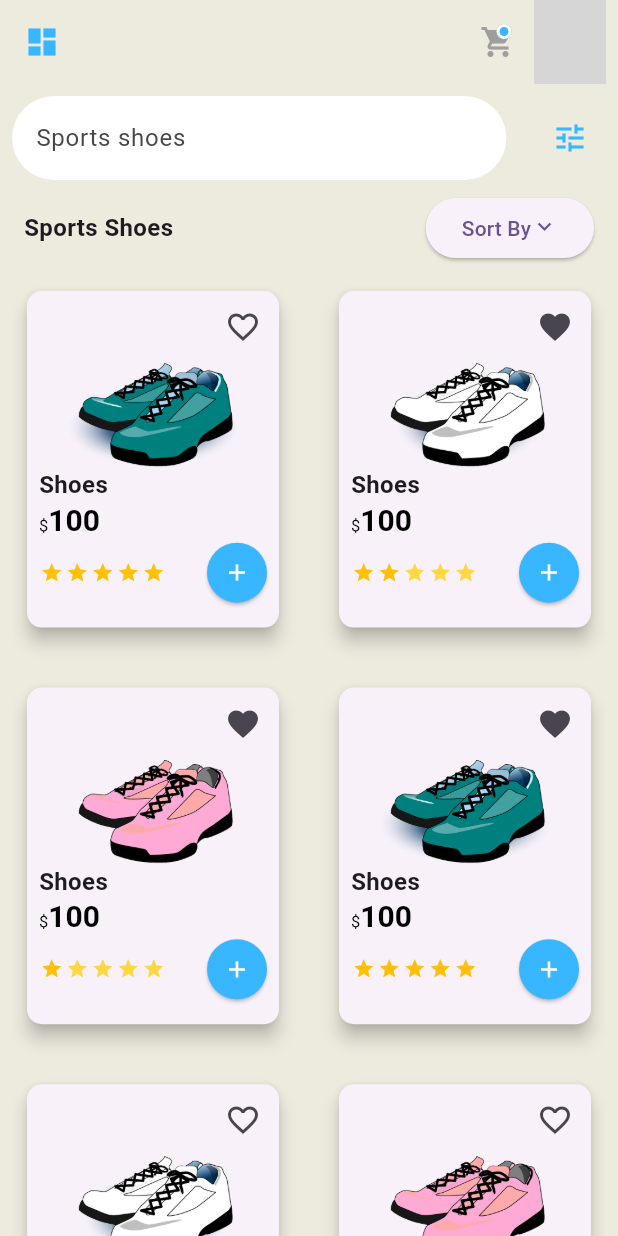
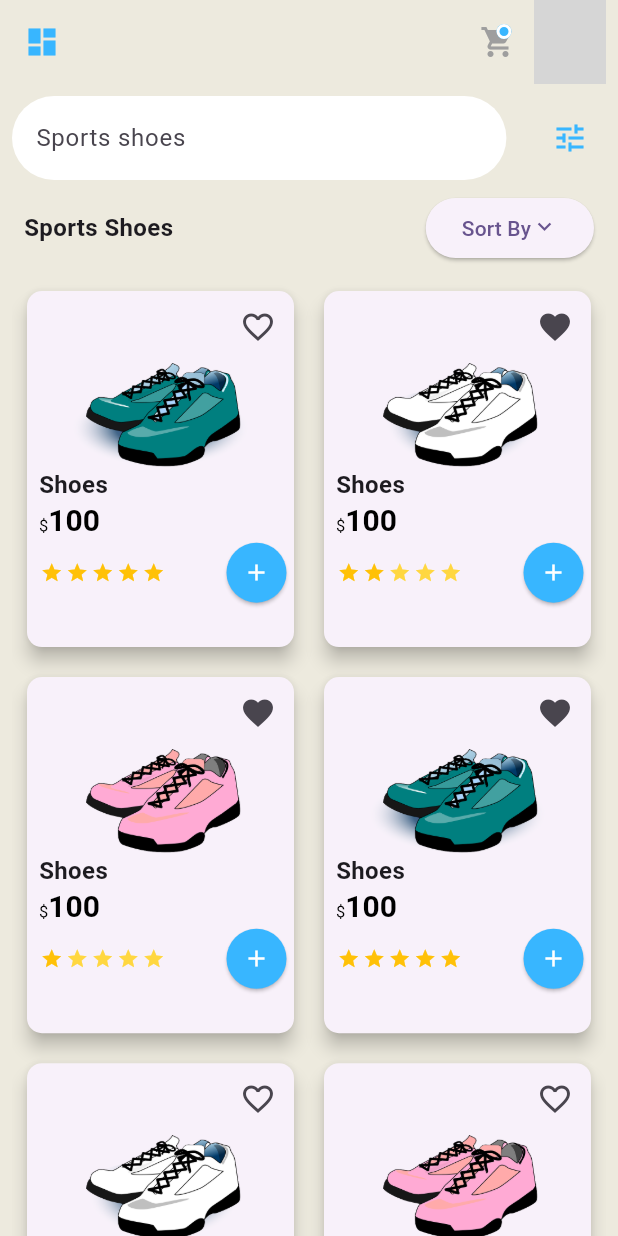
Before and after one commit to Mobterest/shoes_app_flutter, a Flutter app: the screen it shows after launch, on a phone screen of 412 x 824 dp. Run offline on Flutter 3.47's test engine with Material 2 defaults, Android fonts, the phone set to English and light mode, and no system bars; drawn by our look-alikes of badges, flutter_rating_bar; missing offline and left inert: fluttermoji; grey boxes are pictures that could not be loaded.

Commit message:
updated aspect ratio - overflow because of elevatedbutton

```diff
--- a/lib/main.dart
+++ b/lib/main.dart
@@ -107,8 +107,7 @@ class _MyAppState extends State<MyApp> {
                         const SliverGridDelegateWithMaxCrossAxisExtent(
                       maxCrossAxisExtent: 200,
                       childAspectRatio: 1 / 1.3,
-                            crossAxisSpacing: 20,
-                            mainAxisSpacing: 20),
+                    ),
                     itemCount: shoes.length,
                     itemBuilder: (BuildContext ctx, index) {
                       return Card(
@@ -186,7 +185,9 @@ class _MyAppState extends State<MyApp> {
                                         ),
                                       ),
                                       const Spacer(),
-                                      ElevatedButton(
+                                      SizedBox(
+                                        width: 50,
+                                        child: ElevatedButton(
                                           onPressed: () {},
                                           style: ElevatedButton.styleFrom(
                                             foregroundColor: Colors.black,
@@ -197,6 +198,7 @@ class _MyAppState extends State<MyApp> {
                                           ),
                                           child: const Icon(Icons.add,
                                               color: Colors.white),
+                                        ),
                                       )
                                     ],
                                   ),
```
Also changed, not shown: 1 other file. Lines whose indentation alone changed are shown as unchanged.
